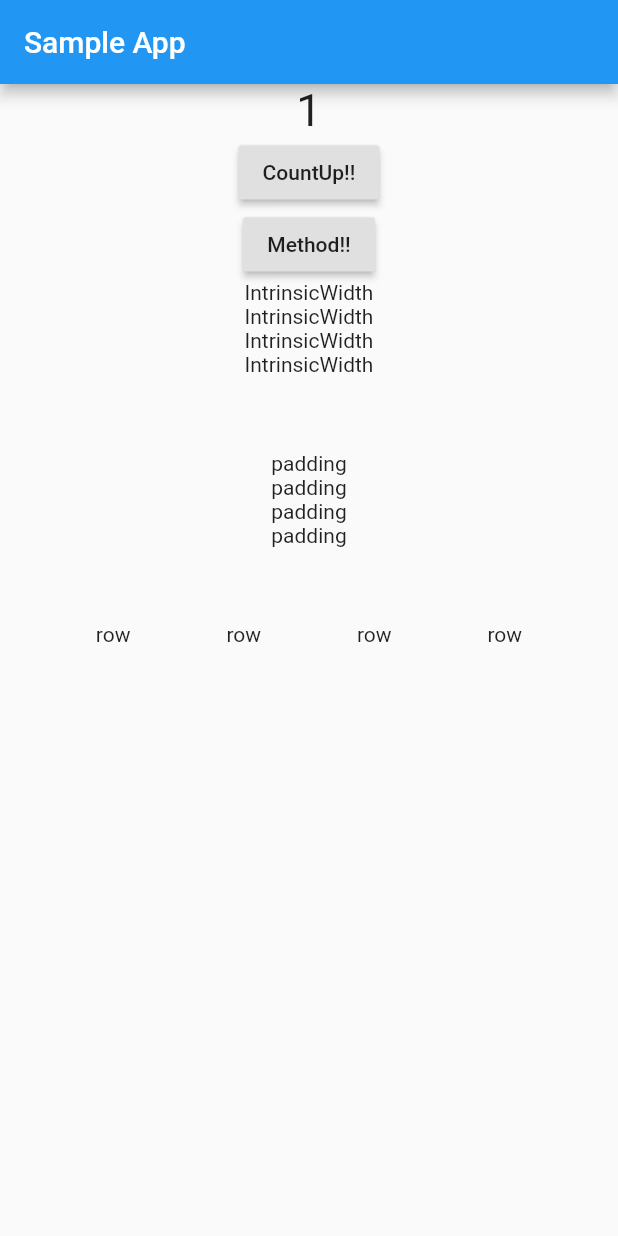
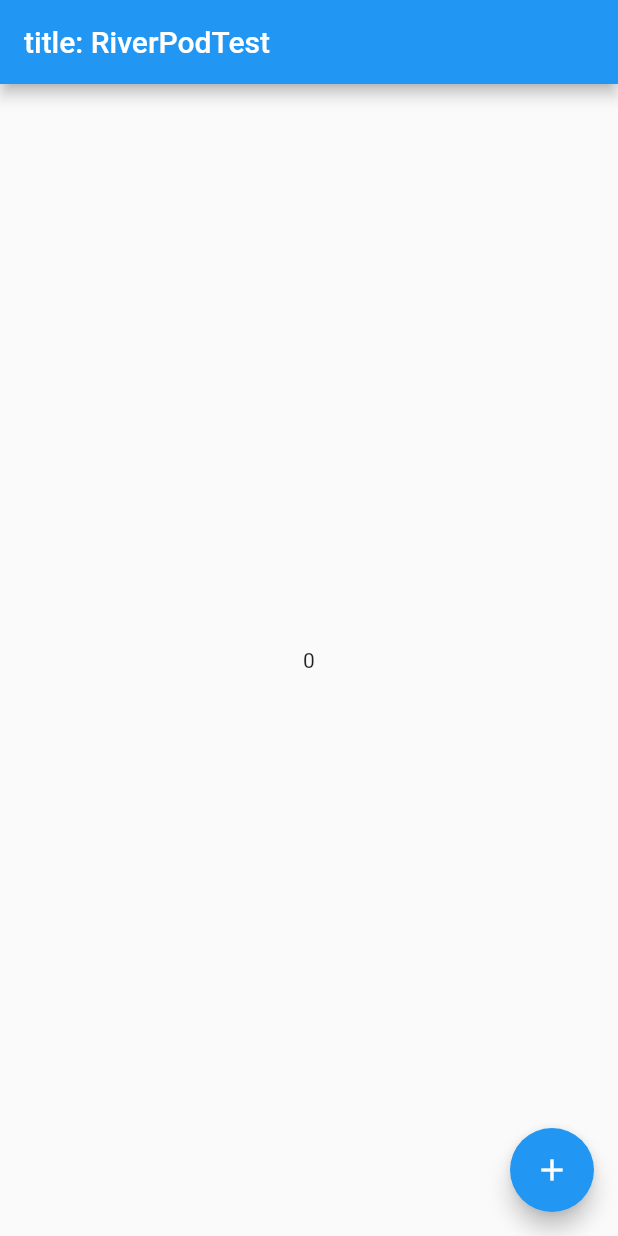
Before and after one commit to masa-futa/flutter_sample, a Flutter app: the screen it shows after launch, on a phone screen of 412 x 824 dp. Run offline on Flutter 3.47's test engine with Material 2 defaults, Android fonts, the phone set to English and light mode, and no system bars; our stand-ins replace flutter_hooks, hooks_riverpod, state_notifier; missing offline and left inert: dart:ffi.

Commit message:
[Add] Riverpod + Hooksを使用し状態管理を追加

```diff
--- a/flutte_sample_app/lib/main.dart
+++ b/flutte_sample_app/lib/main.dart
@@ -4,9 +4,23 @@ import 'package:flutter/material.dart';
 import 'package:flutte_sample_app/main_model.dart';
 import 'package:flutter/services.dart';
 import 'package:provider/provider.dart';
+import 'package:hooks_riverpod/hooks_riverpod.dart';
+import 'package:flutter_hooks/flutter_hooks.dart';
+import 'package:state_notifier/state_notifier.dart';
+
+final counteProvider = StateNotifierProvider((_) => Counter());
+
+class Counter extends StateNotifier<int> {
+  Counter() : super(0);
+  void increment() => state++;
+}
 
 void main() {
-  runApp(MyApp());
+  runApp(
+      ProviderScope(
+        child: RiverPodTest()
+      ),
+  );
 }
 
 class MyApp extends StatelessWidget {
@@ -18,6 +32,30 @@ class MyApp extends StatelessWidget {
       home: MyAppStateful(),
     );
   }
+}
+
+class RiverPodTest extends HookWidget {
+  @override
+  Widget build(BuildContext context) {
+    final state = useProvider(counteProvider.state);
+    final counter = useProvider(counteProvider);
+
+    return MaterialApp(
+      home: Scaffold(
+        appBar: AppBar(
+          title: Text("title: RiverPodTest"),
+        ),
+        body: Center(
+          child: Text(state.toString()),
+        ),
+        floatingActionButton: FloatingActionButton(
+          child: Icon(Icons.add),
+          onPressed: () => counter.increment(),
+        ),
+      ),
+    );
+  }
+
 }
 
 class MyAppStateful extends StatefulWidget {
@@ -34,32 +72,35 @@ class MyAppState extends State<MyAppStateful> {
 
   @override
   Widget build(BuildContext context) {
-    return ChangeNotifierProvider<MainModel>(
-      create: (_) => MainModel(),
-      child: Scaffold(
-        appBar: AppBar(
-          title: Text("Sample App"),
-        ),
-        body: Consumer<MainModel>(
-          builder: (context, model, snapshot) {
-            return Center(
-              child: Column(
-                children: [
-                  Text(model.countText.toString(), style: TextStyle(fontSize: 30)),
-                  countButton(model),
-                  methodButton(),
-                  centerintrinsicWidth(),
-                  padding(),
-                  row(),
-                  // listView()
-                ],
-              ),
-            );
-          }
-        )
-      ),
-    );
+    return Text("");
+    /// 以下はprovider model
+    // return ChangeNotifierProvider<MainModel>(
+    //   create: (_) => MainModel(),
+    //   child: Scaffold(
+    //     appBar: AppBar(
+    //       title: Text("Sample App"),
+    //     ),
+    //     body: Consumer<MainModel>(
+    //       builder: (context, model, snapshot) {
+    //         return Center(
+    //           child: Column(
+    //             children: [
+    //               Text(model.countText.toString(), style: TextStyle(fontSize: 30)),
+    //               countButton(model),
+    //               methodButton(),
+    //               centerintrinsicWidth(),
+    //               padding(),
+    //               row(),
+    //               // listView()
+    //             ],
+    //           ),
+    //         );
+    //       }
+    //     )
+    //   ),
+    // );
   }
+
   /// カウントアップボタン
   Widget countButton(MainModel model) {
     return RaisedButton(
--- a/flutte_sample_app/pubspec.yaml
+++ b/flutte_sample_app/pubspec.yaml
@@ -15,6 +15,11 @@ dependencies:
     sdk: flutter
   cupertino_icons: ^1.0.0
   provider: ^5.0.0
+#  flutter_riverpod: ^1.0.0-dev.6
+
+  flutter_hooks: ^0.11.0
+  hooks_riverpod: ^0.5.1
+  state_notifier: ^0.5.0
 
 dev_dependencies:
   flutter_test:
```
Also changed, not shown: flutte_sample_app/pubspec.lock.
